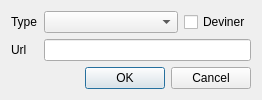
This is ui/sitewindow.ui in XanderMld/imgbrd-grabber as Qt 5 draws it before an edit. The edited form follows.
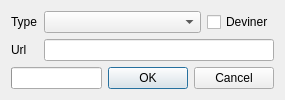
This is the edited form. Icons and pictures are not drawn.

What changed in the file:
```diff
--- a/ui/sitewindow.ui
+++ b/ui/sitewindow.ui
@@ -9,8 +9,8 @@
    <rect>
     <x>0</x>
     <y>0</y>
-    <width>262</width>
-    <height>97</height>
+    <width>269</width>
+    <height>99</height>
    </rect>
   </property>
   <property name="windowTitle">
@@ -64,6 +64,18 @@
     </layout>
    </item>
    <item>
+    <layout class="QHBoxLayout" name="horizontalLayout">
+     <item>
+      <widget class="QProgressBar" name="progressBar">
+       <property name="enabled">
+        <bool>true</bool>
+       </property>
+       <property name="format">
+        <string>%v/%m</string>
+       </property>
+      </widget>
+     </item>
+     <item>
     <widget class="QDialogButtonBox" name="buttonBox">
      <property name="orientation">
       <enum>Qt::Horizontal</enum>
@@ -74,6 +86,8 @@
     </widget>
    </item>
   </layout>
+   </item>
+  </layout>
  </widget>
  <tabstops>
   <tabstop>comboBox</tabstop>
```
Left out of the diff: 1 changed line with no effect on the pictures. Lines whose indentation alone changed are shown as unchanged.
